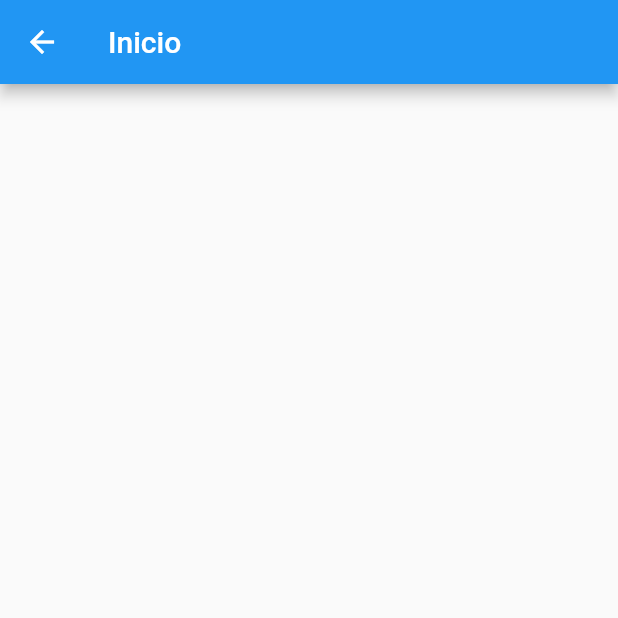
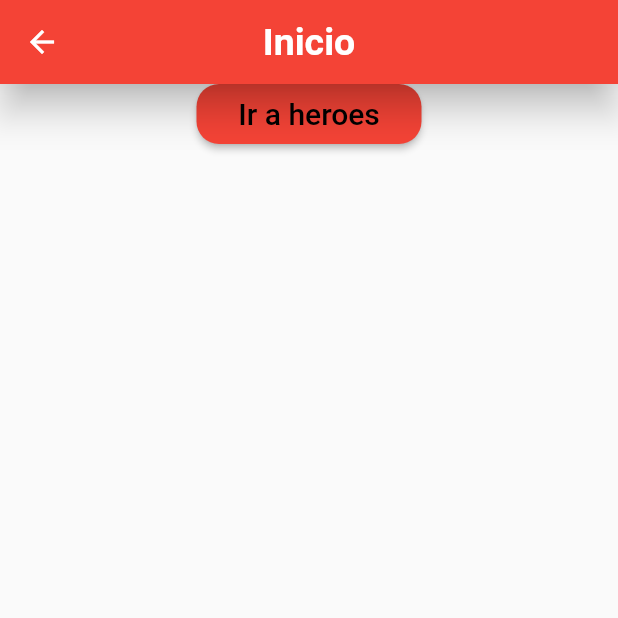
Before and after one commit to JhonatanCT/Proyecto_moviles, a Flutter app: the Inicio screen opened by its route, on a phone screen of 412 x 824 dp, the top half of it. Run offline on Flutter 3.47's test engine with Material 2 defaults, Android fonts, the phone set to English and light mode, and no system bars.

Commit message:
Navegación con screen heroes

```diff
--- a/lib/Screens/inicio.dart
+++ b/lib/Screens/inicio.dart
@@ -1,4 +1,5 @@
 import 'package:flutter/material.dart';
+import 'heroes.dart';
 
 class Inicio extends StatelessWidget {
   const Inicio({super.key});
@@ -7,7 +8,51 @@ class Inicio extends StatelessWidget {
   Widget build(BuildContext context) {
     return Scaffold(
       appBar: AppBar(
-        title: const Text("Inicio")
+        backgroundColor: Colors.red,
+        title: const Text(
+          "Inicio",
+          style: TextStyle(fontSize: 25, fontWeight: FontWeight.bold),
+        ),
+        centerTitle: true,
+        elevation: 10,
+      ),
+      // ignore: avoid_unnecessary_containers
+      body: Container(
+        child: SingleChildScrollView(
+          child: Column(
+            children: [
+              SizedBox(
+                width: 500,
+                height: 800,
+                child: Column(
+                  children: [
+                    SizedBox(
+                      width: 150,
+                      height: 40,
+                      child: ElevatedButton(
+                        style: ElevatedButton.styleFrom(
+                            backgroundColor: Colors.red,
+                            shape: RoundedRectangleBorder(
+                              borderRadius: BorderRadius.circular(15),
+                            )),
+                        onPressed: () {
+                          Navigator.push(
+                              context,
+                              MaterialPageRoute(
+                                  builder: (context) => const Heroes()));
+                        },
+                        child: const Text(
+                          "Ir a heroes",
+                          style: TextStyle(fontSize: 20, color: Colors.black),
+                        ),
+                      ),
+                    ),
+                  ],
+                ),
+              )
+            ],
+          ),
+        ),
       ),
     );
   }
```
